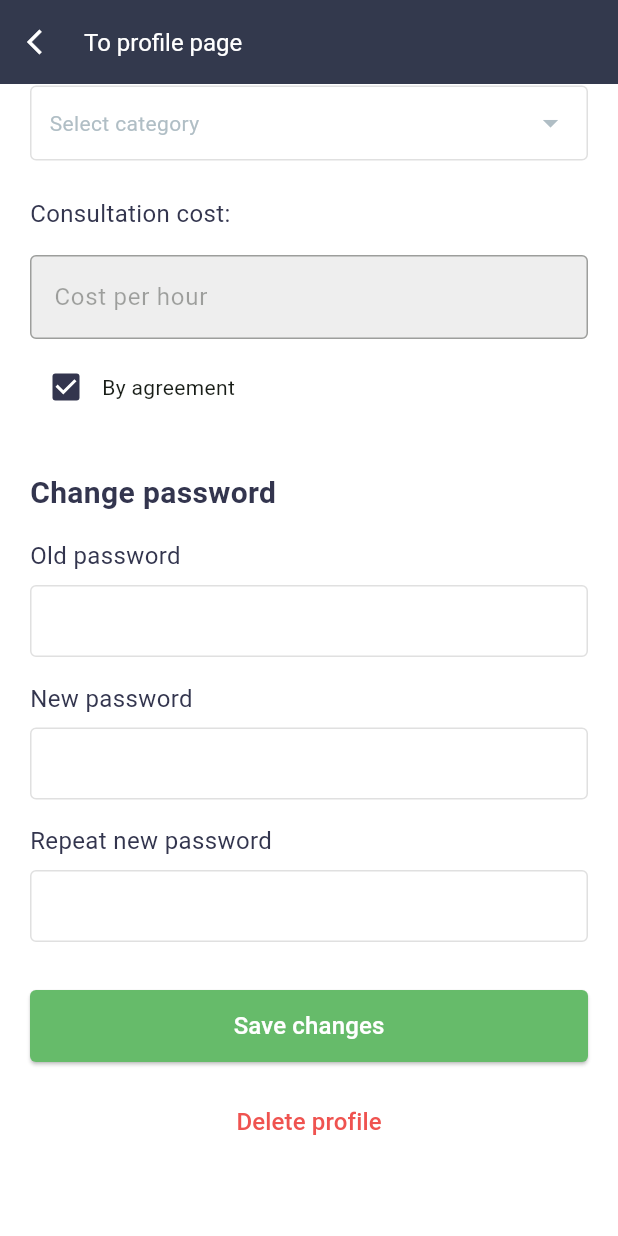
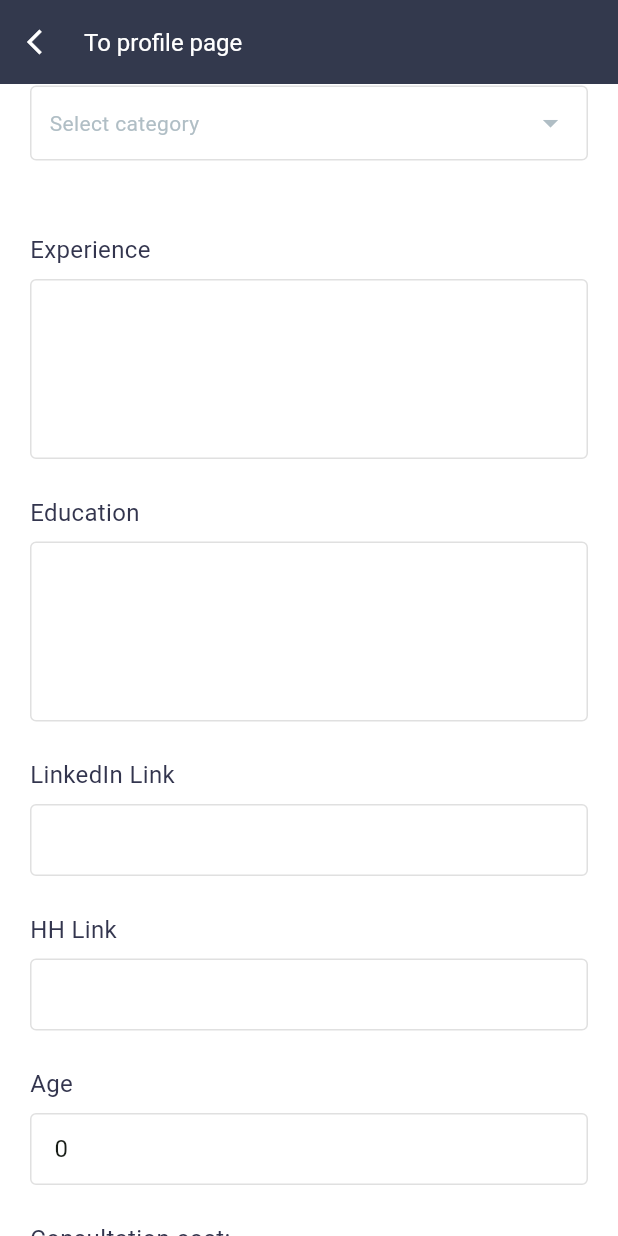
Before and after one commit to Ebadzmn/consultation_app_r, a Flutter app: the ProfileSettingsPage screen opened directly with empty values, scrolled down 785 dp, on a phone screen of 412 x 824 dp. Run offline on Flutter 3.47's test engine with Material 3 defaults, Android fonts, the phone set to English and light mode, and no system bars; our stand-ins replace dartz, dio, equatable, flutter_bloc, get_it, go_router and 3 more; accounts and stored records are empty.

Commit message:
feat: expand expert profile fields to include experience, education, age, LinkedIn, and HH links, and update profile view with dynamic counts.

```diff
--- a/lib/features/experts/domain/entities/expert_profile.dart
+++ b/lib/features/experts/domain/entities/expert_profile.dart
@@ -12,6 +12,9 @@ class ExpertProfile {
   final int answersCount;
   final String education;
   final String experience;
+  final String? linkedinUrl;
+  final String? hhUrl;
+  final int? age;
   final String description;
   final String cost;
   final int researchCount;
@@ -33,6 +36,9 @@ class ExpertProfile {
     required this.answersCount,
     required this.education,
     required this.experience,
+    this.linkedinUrl,
+    this.hhUrl,
+    this.age,
     required this.description,
     required this.cost,
     required this.researchCount,
@@ -54,6 +60,9 @@ class ExpertProfile {
     int? answersCount,
     String? education,
     String? experience,
+    String? linkedinUrl,
+    String? hhUrl,
+    int? age,
     String? description,
     String? cost,
     int? researchCount,
@@ -74,6 +83,9 @@ class ExpertProfile {
       answersCount: answersCount ?? this.answersCount,
       education: education ?? this.education,
       experience: experience ?? this.experience,
+      linkedinUrl: linkedinUrl ?? this.linkedinUrl,
+      hhUrl: hhUrl ?? this.hhUrl,
+      age: age ?? this.age,
       description: description ?? this.description,
       cost: cost ?? this.cost,
       researchCount: researchCount ?? this.researchCount,
--- a/lib/features/experts/presentation/bloc/profile_settings/profile_settings_bloc.dart
+++ b/lib/features/experts/presentation/bloc/profile_settings/profile_settings_bloc.dart
@@ -14,6 +14,11 @@ class ProfileSettingsBloc
     on<UpdateCategory>(_onUpdateCategory);
     on<UpdateCost>(_onUpdateCost);
     on<ToggleAgreement>(_onToggleAgreement);
+    on<UpdateExperience>(_onUpdateExperience);
+    on<UpdateLinkedin>(_onUpdateLinkedin);
+    on<UpdateHh>(_onUpdateHh);
+    on<UpdateAge>(_onUpdateAge);
+    on<UpdateEducation>(_onUpdateEducation);
     on<UpdateOldPassword>(_onUpdateOldPassword);
     on<UpdateNewPassword>(_onUpdateNewPassword);
     on<UpdateRepeatPassword>(_onUpdateRepeatPassword);
@@ -42,6 +47,11 @@ class ProfileSettingsBloc
         // Logic to determine if cost is by agreement could be parsed from string
         // For now, let's assume if it contains digits it's not by agreement
         isByAgreement: !RegExp(r'\d').hasMatch(event.expert.cost),
+        experience: event.expert.experience,
+        linkedin: event.expert.linkedinUrl ?? '',
+        hh: event.expert.hhUrl ?? '',
+        age: event.expert.age?.toString() ?? '',
+        education: event.expert.education,
       ),
     );
   }
@@ -89,6 +99,35 @@ class ProfileSettingsBloc
     Emitter<ProfileSettingsState> emit,
   ) {
     emit(state.copyWith(isByAgreement: event.value));
+  }
+
+  void _onUpdateExperience(
+    UpdateExperience event,
+    Emitter<ProfileSettingsState> emit,
+  ) {
+    emit(state.copyWith(experience: event.experience));
+  }
+
+  void _onUpdateLinkedin(
+    UpdateLinkedin event,
+    Emitter<ProfileSettingsState> emit,
+  ) {
+    emit(state.copyWith(linkedin: event.linkedin));
+  }
+
+  void _onUpdateHh(UpdateHh event, Emitter<ProfileSettingsState> emit) {
+    emit(state.copyWith(hh: event.hh));
+  }
+
+  void _onUpdateAge(UpdateAge event, Emitter<ProfileSettingsState> emit) {
+    emit(state.copyWith(age: event.age));
+  }
+
+  void _onUpdateEducation(
+    UpdateEducation event,
+    Emitter<ProfileSettingsState> emit,
+  ) {
+    emit(state.copyWith(education: event.education));
   }
 
   void _onUpdateOldPassword(
--- a/lib/features/experts/presentation/bloc/profile_settings/profile_settings_event.dart
+++ b/lib/features/experts/presentation/bloc/profile_settings/profile_settings_event.dart
@@ -42,6 +42,51 @@ class UpdateAbout extends ProfileSettingsEvent {
 
   @override
   List<Object?> get props => [about];
+}
+
+class UpdateExperience extends ProfileSettingsEvent {
+  final String experience;
+
+  const UpdateExperience(this.experience);
+
+  @override
+  List<Object?> get props => [experience];
+}
+
+class UpdateLinkedin extends ProfileSettingsEvent {
+  final String linkedin;
+
+  const UpdateLinkedin(this.linkedin);
+
+  @override
+  List<Object?> get props => [linkedin];
+}
+
+class UpdateHh extends ProfileSettingsEvent {
+  final String hh;
+
+  const UpdateHh(this.hh);
+
+  @override
+  List<Object?> get props => [hh];
+}
+
+class UpdateAge extends ProfileSettingsEvent {
+  final String age;
+
+  const UpdateAge(this.age);
+
+  @override
+  List<Object?> get props => [age];
+}
+
+class UpdateEducation extends ProfileSettingsEvent {
+  final String education;
+
+  const UpdateEducation(this.education);
+
+  @override
+  List<Object?> get props => [education];
 }
 
 class UpdatePhoto extends ProfileSettingsEvent {
--- a/lib/features/experts/presentation/bloc/profile_settings/profile_settings_state.dart
+++ b/lib/features/experts/presentation/bloc/profile_settings/profile_settings_state.dart
@@ -11,6 +11,11 @@ class ProfileSettingsState extends Equatable {
   final List<String> categories;
   final String cost;
   final bool isByAgreement;
+  final String experience;
+  final String linkedin;
+  final String hh;
+  final String age;
+  final String education;
   final String oldPassword;
   final String newPassword;
   final String repeatPassword;
@@ -25,6 +30,11 @@ class ProfileSettingsState extends Equatable {
     this.categories = const [],
     this.cost = '',
     this.isByAgreement = false,
+    this.experience = '',
+    this.linkedin = '',
+    this.hh = '',
+    this.age = '',
+    this.education = '',
     this.oldPassword = '',
     this.newPassword = '',
     this.repeatPassword = '',
@@ -40,6 +50,11 @@ class ProfileSettingsState extends Equatable {
     List<String>? categories,
     String? cost,
     bool? isByAgreement,
+    String? experience,
+    String? linkedin,
+    String? hh,
+    String? age,
+    String? education,
     String? oldPassword,
     String? newPassword,
     String? repeatPassword,
@@ -54,6 +69,11 @@ class ProfileSettingsState extends Equatable {
       categories: categories ?? this.categories,
       cost: cost ?? this.cost,
       isByAgreement: isByAgreement ?? this.isByAgreement,
+      experience: experience ?? this.experience,
+      linkedin: linkedin ?? this.linkedin,
+      hh: hh ?? this.hh,
+      age: age ?? this.age,
+      education: education ?? this.education,
       oldPassword: oldPassword ?? this.oldPassword,
       newPassword: newPassword ?? this.newPassword,
       repeatPassword: repeatPassword ?? this.repeatPassword,
@@ -71,6 +91,11 @@ class ProfileSettingsState extends Equatable {
     categories,
     cost,
     isByAgreement,
+    experience,
+    linkedin,
+    hh,
+    age,
+    education,
     oldPassword,
     newPassword,
     repeatPassword,
--- a/lib/features/experts/presentation/widgets/profile_settings_view.dart
+++ b/lib/features/experts/presentation/widgets/profile_settings_view.dart
@@ -21,10 +21,20 @@ class _ProfileSettingsViewState extends State<ProfileSettingsView> {
   late TextEditingController _lastNameController;
   late TextEditingController _aboutController;
   late TextEditingController _costController;
+  late TextEditingController _experienceController;
+  late TextEditingController _linkedinController;
+  late TextEditingController _hhController;
+  late TextEditingController _ageController;
+  late TextEditingController _educationController;
   late TextEditingController _oldPasswordController;
   late TextEditingController _newPasswordController;
   late TextEditingController _repeatPasswordController;
-  final List<String> _allCategories = const ['Finance', 'IT', 'Legal', 'Health'];
+  final List<String> _allCategories = const [
+    'Finance',
+    'IT',
+    'Legal',
+    'Health',
+  ];
 
   @override
   void initState() {
@@ -37,6 +47,15 @@ class _ProfileSettingsViewState extends State<ProfileSettingsView> {
     _lastNameController = TextEditingController(text: lastName);
     _aboutController = TextEditingController(text: widget.expert.description);
     _costController = TextEditingController(text: widget.expert.cost);
+    _experienceController = TextEditingController(
+      text: widget.expert.experience,
+    );
+    _linkedinController = TextEditingController(
+      text: widget.expert.linkedinUrl,
+    );
+    _hhController = TextEditingController(text: widget.expert.hhUrl);
+    _ageController = TextEditingController(text: widget.expert.age?.toString());
+    _educationController = TextEditingController(text: widget.expert.education);
     _oldPasswordController = TextEditingController();
     _newPasswordController = TextEditingController();
     _repeatPasswordController = TextEditingController();
@@ -48,6 +67,11 @@ class _ProfileSettingsViewState extends State<ProfileSettingsView> {
     _lastNameController.dispose();
     _aboutController.dispose();
     _costController.dispose();
+    _experienceController.dispose();
+    _linkedinController.dispose();
+    _hhController.dispose();
+    _ageController.dispose();
+    _educationController.dispose();
     _oldPasswordController.dispose();
     _newPasswordController.dispose();
     _repeatPasswordController.dispose();
@@ -67,6 +91,16 @@ class _ProfileSettingsViewState extends State<ProfileSettingsView> {
           ScaffoldMessenger.of(context).showSnackBar(
             SnackBar(content: Text(state.errorMessage ?? l10n.errorOccurred)),
           );
+        } else if (state.status == ProfileSettingsStatus.initial) {
+          _firstNameController.text = state.firstName;
+          _lastNameController.text = state.lastName;
+          _aboutController.text = state.about;
+          _costController.text = state.cost;
+          _experienceController.text = state.experience;
+          _linkedinController.text = state.linkedin;
+          _hhController.text = state.hh;
+          _ageController.text = state.age;
+          _educationController.text = state.education;
         }
       },
       child: SingleChildScrollView(
@@ -280,6 +314,58 @@ class _ProfileSettingsViewState extends State<ProfileSettingsView> {
             ),
             const SizedBox(height: 24),
 
+            const SizedBox(height: 24),
+
+            // Experience
+            _buildLabel('Experience'), // Replace with l10n later
+            _buildTextField(
+              controller: _experienceController,
+              maxLines: 4,
+              onChanged: (value) => context.read<ProfileSettingsBloc>().add(
+                UpdateExperience(value),
+              ),
+            ),
+            const SizedBox(height: 24),
+
+            // Education
+            _buildLabel('Education'), // Replace with l10n later
+            _buildTextField(
+              controller: _educationController,
+              maxLines: 4,
+              onChanged: (value) => context.read<ProfileSettingsBloc>().add(
+                UpdateEducation(value),
+              ),
+            ),
+            const SizedBox(height: 24),
+
+            // LinkedIn
+            _buildLabel('LinkedIn Link'), // Replace with l10n later
+            _buildTextField(
+              controller: _linkedinController,
+              onChanged: (value) => context.read<ProfileSettingsBloc>().add(
+                UpdateLinkedin(value),
+              ),
+            ),
+            const SizedBox(height: 24),
+
+            // HH Link
+            _buildLabel('HH Link'), // Replace with l10n later
+            _buildTextField(
+              controller: _hhController,
+              onChanged: (value) =>
+                  context.read<ProfileSettingsBloc>().add(UpdateHh(value)),
+            ),
+            const SizedBox(height: 24),
+
+            // Age
+            _buildLabel('Age'), // Replace with l10n later
+            _buildTextField(
+              controller: _ageController,
+              onChanged: (value) =>
+                  context.read<ProfileSettingsBloc>().add(UpdateAge(value)),
+            ),
+            const SizedBox(height: 24),
+
             // Cost
             _buildLabel(l10n.consultationCost),
             const SizedBox(height: 8),
@@ -406,7 +492,10 @@ class _ProfileSettingsViewState extends State<ProfileSettingsView> {
                 },
                 child: Text(
                   l10n.deleteProfile,
-                  style: const TextStyle(color: Color(0xFFEF5350), fontSize: 16),
+                  style: const TextStyle(
+                    color: Color(0xFFEF5350),
+                    fontSize: 16,
+                  ),
                 ),
               ),
             ),
@@ -486,17 +575,15 @@ class _ProfileSettingsViewState extends State<ProfileSettingsView> {
                         },
                         child: Text(
                           l10n.cancel,
-                          style: const TextStyle(
-                            color: Color(0xFF33354E),
-                          ),
+                          style: const TextStyle(color: Color(0xFF33354E)),
                         ),
                       ),
                       const SizedBox(width: 8),
                       ElevatedButton(
                         onPressed: () {
-                          Navigator.of(ctx).pop<List<String>>(
-                            selected.toList(),
-                          );
+                          Navigator.of(
+                            ctx,
+                          ).pop<List<String>>(selected.toList());
                         },
                         style: ElevatedButton.styleFrom(
                           backgroundColor: const Color(0xFF33354E),
```
Also changed, not shown: lib/features/auth/data/models/user_model.dart (+81 -1 lines), lib/features/auth/domain/entities/user_entity.dart (+51 -1 lines), lib/features/auth/presentation/bloc/login/login_bloc.dart (+26 -9 lines), lib/features/auth/presentation/pages/sign_in_page.dart (+2 -5 lines), lib/features/experts/data/data_sources/experts_remote_data_source.dart (+64 -73 lines), lib/features/experts/presentation/pages/expert_public_profile_page.dart (+37 -6 lines), lib/features/experts/presentation/widgets/edit_daily_schedule_sheet.dart (+30 -12 lines), lib/features/experts/presentation/widgets/expert_card.dart (+41 -32 lines), lib/features/experts/presentation/widgets/my_profile_view.dart (+5 -12 lines). Lines whose indentation alone changed are shown as unchanged.
